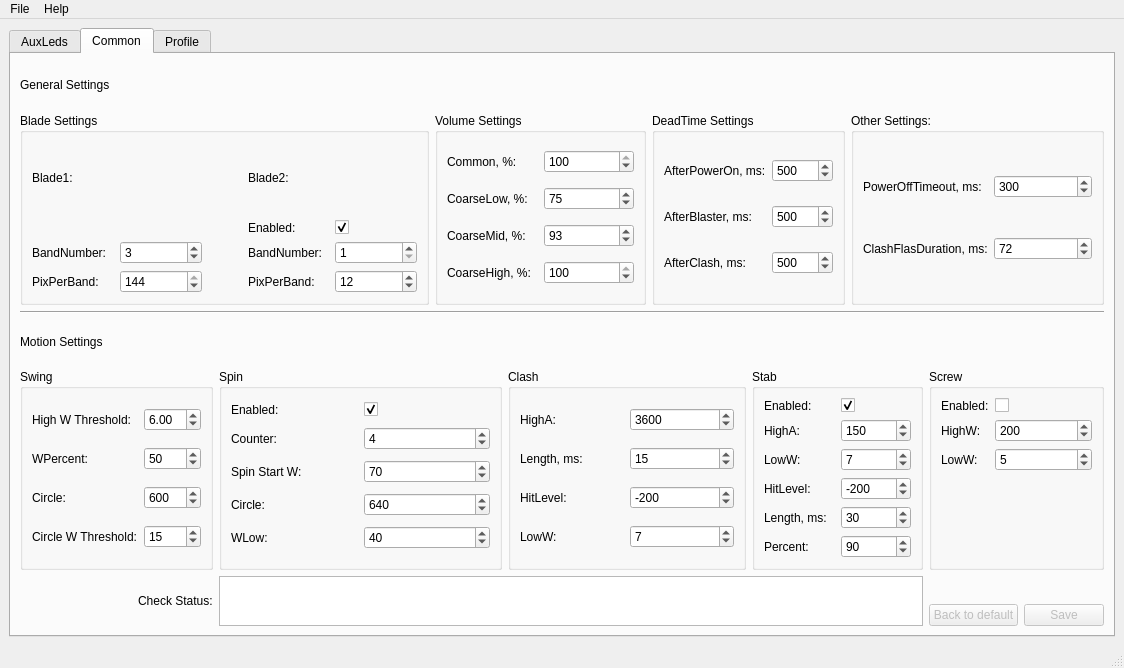
Qt form Design.ui (raptorbox01/profileeditor) before a commit.
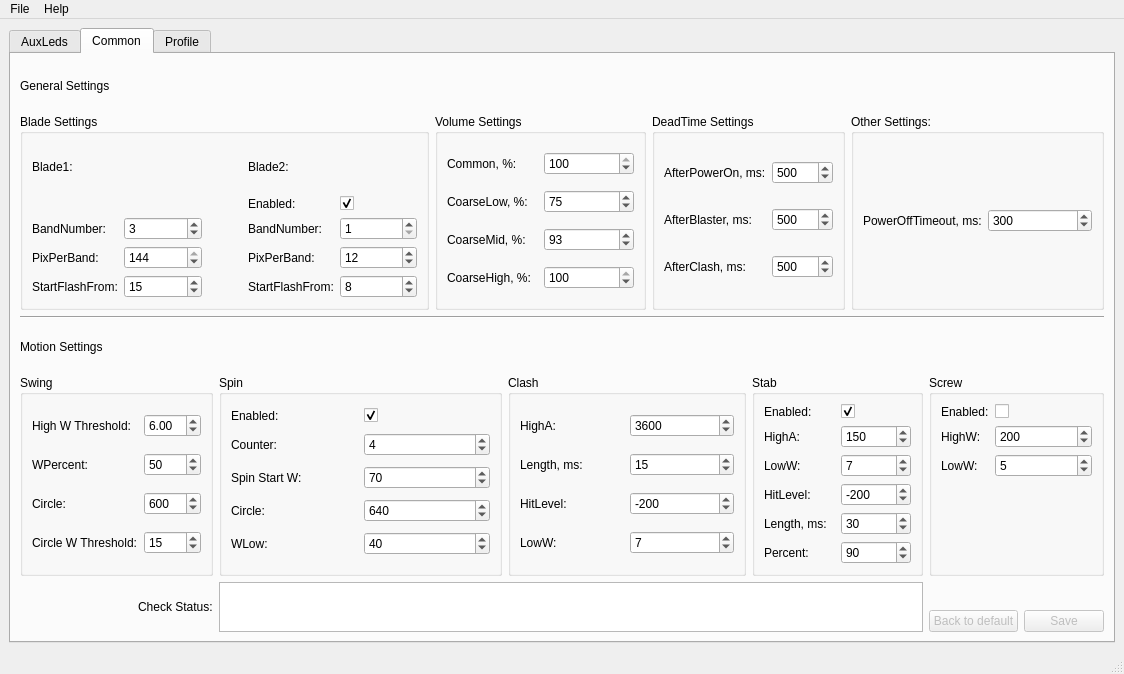
The same form after that commit. The open tabs and pages were chosen to show the change.

```diff
--- a/Design.ui
+++ b/Design.ui
@@ -7,7 +7,7 @@
     <x>0</x>
     <y>0</y>
     <width>1124</width>
-    <height>668</height>
+    <height>674</height>
    </rect>
   </property>
   <property name="windowTitle">
@@ -1074,6 +1074,46 @@
              </property>
             </spacer>
            </item>
+           <item row="4" column="0">
+            <widget class="QLabel" name="LblStartFlash">
+             <property name="text">
+              <string>StartFlashFrom:</string>
+             </property>
+            </widget>
+           </item>
+           <item row="4" column="1">
+            <widget class="QSpinBox" name="SpinStartFlash">
+             <property name="minimum">
+              <number>1</number>
+             </property>
+             <property name="maximum">
+              <number>144</number>
+             </property>
+             <property name="value">
+              <number>15</number>
+             </property>
+            </widget>
+           </item>
+           <item row="4" column="3">
+            <widget class="QLabel" name="LblStartFlash_2">
+             <property name="text">
+              <string>StartFlashFrom:</string>
+             </property>
+            </widget>
+           </item>
+           <item row="4" column="4">
+            <widget class="QSpinBox" name="SpinStartFlash_2">
+             <property name="minimum">
+              <number>1</number>
+             </property>
+             <property name="maximum">
+              <number>144</number>
+             </property>
+             <property name="value">
+              <number>8</number>
+             </property>
+            </widget>
+           </item>
           </layout>
          </widget>
         </item>
@@ -1313,26 +1353,6 @@
              </property>
             </widget>
            </item>
-           <item row="1" column="0">
-            <widget class="QLabel" name="LblClashFlashDuration">
-             <property name="text">
-              <string>ClashFlasDuration, ms:</string>
-             </property>
-            </widget>
-           </item>
-           <item row="1" column="1">
-            <widget class="QSpinBox" name="SpinClashFlashDuration">
-             <property name="maximum">
-              <number>99999</number>
-             </property>
-             <property name="singleStep">
-              <number>5</number>
-             </property>
-             <property name="value">
-              <number>72</number>
-             </property>
-            </widget>
-           </item>
           </layout>
          </widget>
         </item>
```
Left out of the diff: 2 changed lines with no effect on the pictures.
